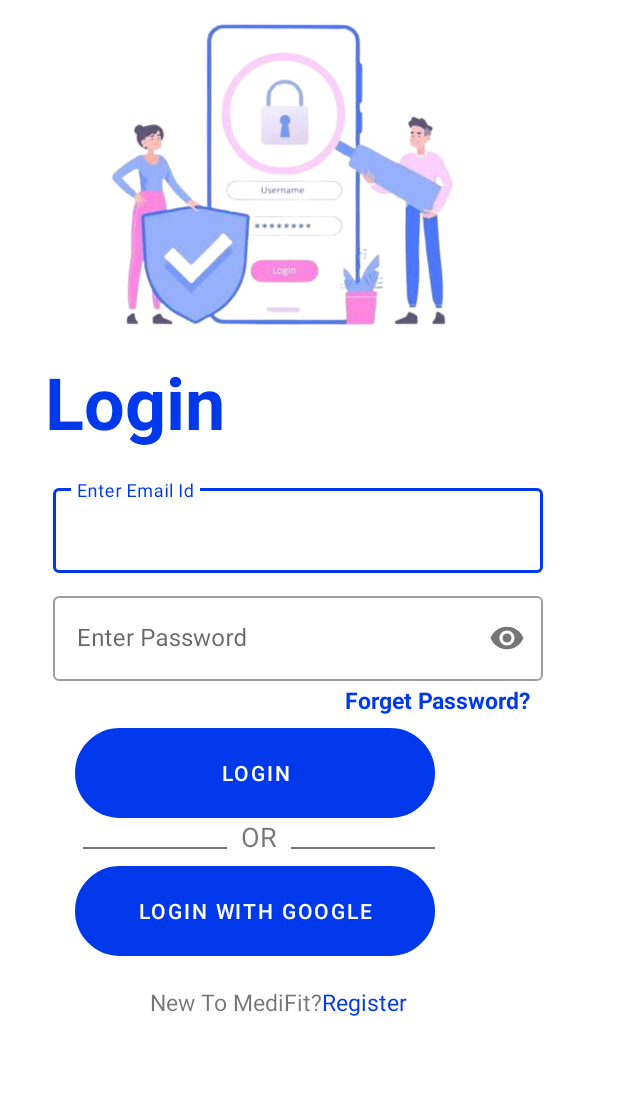
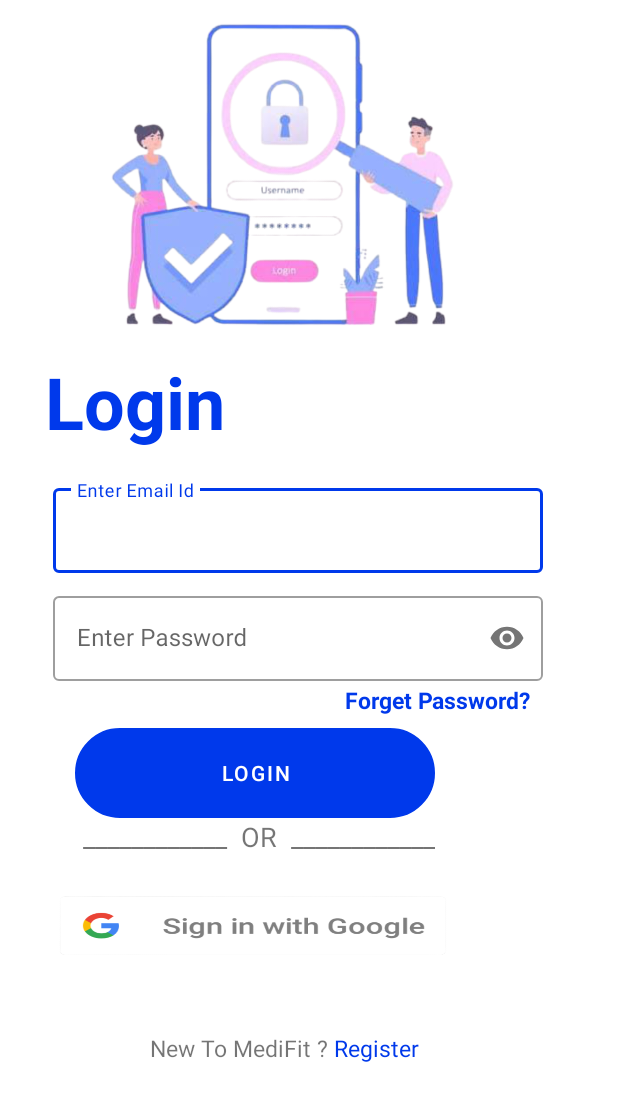
Before and after one commit to Dibendu-G/MediFit, an Android app: the screen it shows after launch (MainActivity), on a phone screen of 412 x 824 dp. Shown: the top 1101 px of the screen. Run offline under Robolectric (Android 15) with nearby library versions, the phone set to English and light mode, and no system bars.

Commit message:
First Push

```diff
--- a/app/build.gradle
+++ b/app/build.gradle
@@ -48,4 +48,6 @@
     implementation 'com.google.android.gms:play-services-auth:20.2.0'
     androidTestImplementation 'androidx.test.ext:junit:1.1.3'
     androidTestImplementation 'androidx.test.espresso:espresso-core:3.4.0'
+
+//     implementation 'com.shobhitpuri.custombuttons:google-signin:1.1.0'
 }
--- a/app/src/main/java/com/example/medifit/MainActivity.java
+++ b/app/src/main/java/com/example/medifit/MainActivity.java
@@ -2,11 +2,14 @@
 
 import androidx.annotation.Nullable;
 import androidx.appcompat.app.AppCompatActivity;
+import androidx.core.graphics.drawable.RoundedBitmapDrawable;
+import androidx.core.graphics.drawable.RoundedBitmapDrawableFactory;
 
 import android.content.Intent;
 import android.os.Bundle;
 import android.view.View;
 import android.widget.Button;
+import android.widget.ImageView;
 import android.widget.Toast;
 
 import com.google.android.gms.auth.api.identity.BeginSignInRequest;
@@ -21,7 +24,7 @@
 
         GoogleSignInOptions gso;
         GoogleSignInClient gsc;
-        Button googlebutton;
+        ImageView googlebutton;
 
     @Override
     protected void onCreate(Bundle savedInstanceState) {
--- a/app/src/main/res/layout/activity_main.xml
+++ b/app/src/main/res/layout/activity_main.xml
@@ -100,20 +100,32 @@
 
         android:textSize="18dp"></TextView>
 
-    <Button
+<!--    <Button-->
+<!--        android:id="@+id/btgoogle"-->
+<!--        android:layout_width="243dp"-->
+<!--        android:layout_height="60dp"-->
+<!--        android:layout_marginLeft="50dp"-->
+<!--        android:layout_marginTop="7dp"-->
+<!--        android:background="@drawable/shape"-->
+<!--        android:drawableLeft=""-->
+<!--        android:shadowColor="@color/blue"-->
+<!--        android:text="Login with Google">-->
+
+<!--    </Button>-->
+
+    <ImageView
         android:id="@+id/btgoogle"
-        android:layout_width="240dp"
-        android:layout_height="60dp"
-        android:layout_marginLeft="50dp"
-        android:layout_marginTop="7dp"
-        android:background="@drawable/shape"
-        android:shadowColor="@color/blue"
-        android:text="Login with Google">
+        android:layout_width="340dp"
+        android:layout_height="98dp"
+        android:layout_gravity="left"
+        android:background="@drawable/google"
+        >
 
-    </Button>
+    </ImageView>
+
 
     <LinearLayout
-        android:layout_width="wrap_content"
+        android:layout_width="303dp"
         android:layout_height="wrap_content"
         android:orientation="horizontal">
 
@@ -122,7 +134,7 @@
             android:layout_height="wrap_content"
             android:layout_marginLeft="100dp"
             android:layout_marginTop="20dp"
-            android:text="New To MediFit?"
+            android:text="New To MediFit ?"
             android:textSize="15dp">
 
         </TextView>
@@ -132,7 +144,7 @@
             android:layout_width="wrap_content"
             android:layout_height="wrap_content"
             android:layout_marginTop="20dp"
-            android:text="Register"
+            android:text=" Register"
             android:textColor="@color/blue"
             android:textSize="15dp">
 
```
Also changed, not shown: app/src/main/res/drawable-v24/googlelogo.png.
